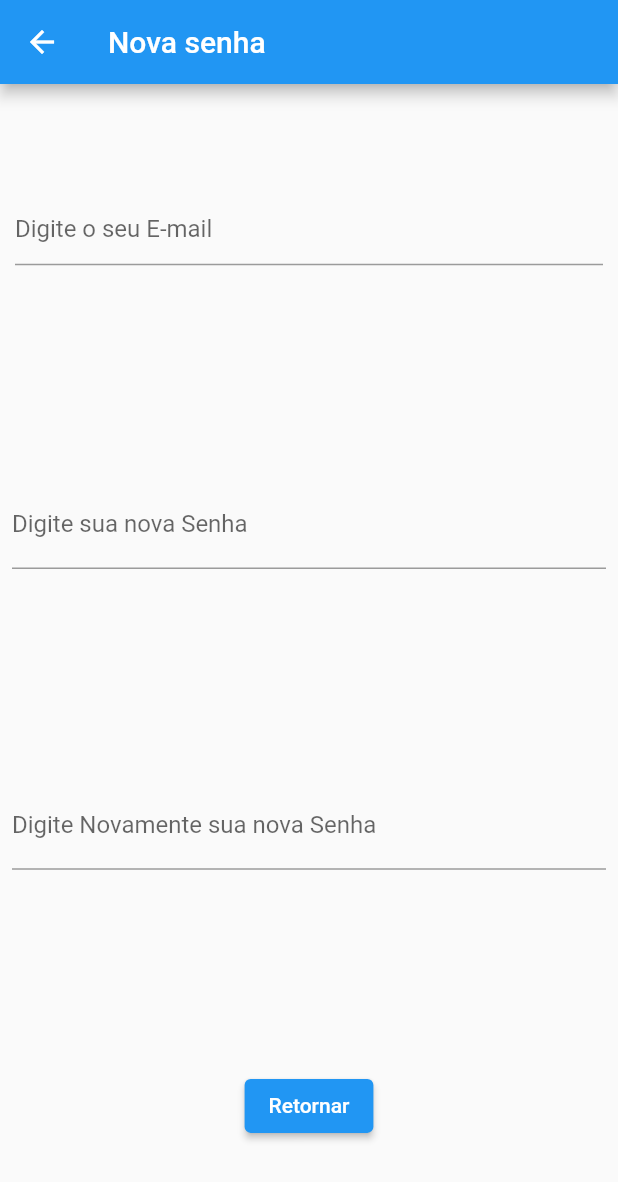
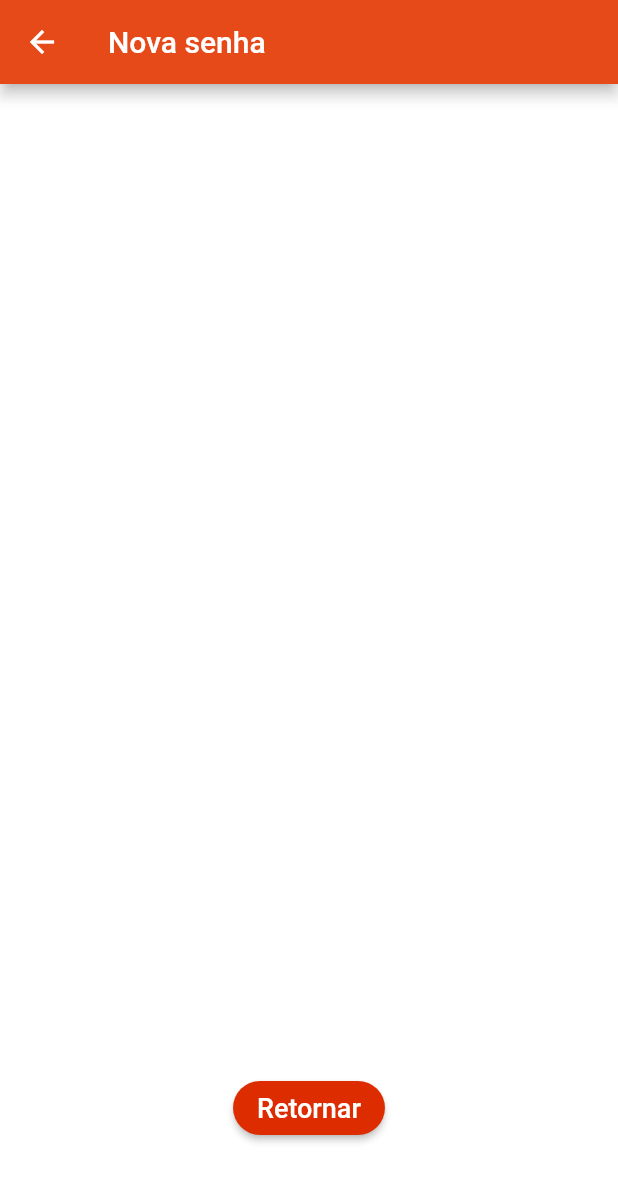
Before and after one commit to Maike2961/aplicativo_em_flutter, a Flutter app: the esquecisenha screen opened by its route, on a phone screen of 412 x 824 dp. Shown: the top 1182 px of the screen. Run offline on Flutter 3.47's test engine with Material 2 defaults, Android fonts, the phone set to English and light mode, and no system bars.

Commit message:
atualização

```diff
--- a/lib/home.dart
+++ b/lib/home.dart
@@ -17,7 +17,7 @@ class CircleApp extends StatelessWidget {
             children: [
               CircleAvatar(
                 radius: 70.0,
-                backgroundImage: AssetImage("https://img.freepik.com/fotos-premium/ilustracao-conceitual-de-tecnologia-de-fundo-futurista-abstrato-de-inteligencia-artificial_860978-426.jpg?w=900"),
+                backgroundColor: Colors.indigo,
               ),
               Text(
                 "Maike Costa Silva",
--- a/lib/senha.dart
+++ b/lib/senha.dart
@@ -32,8 +32,10 @@ class esquecisenha extends StatelessWidget {
     }
 
     return Scaffold(
+      backgroundColor: Colors.white30,
       appBar: AppBar(
         title: Text("Nova senha"),
+        backgroundColor: Colors.deepOrange.shade700,
       ),
       body: SafeArea(
         child: Column(
@@ -41,11 +43,23 @@ class esquecisenha extends StatelessWidget {
           children: [
             Padding(
               padding: const EdgeInsets.all(10.0),
-              child: TextFormField(
+              child: TextField(
                 decoration: InputDecoration(
-                  hintText: "Digite o seu E-mail",
+                  labelText: "Digite seu E-mail",
+                  labelStyle: TextStyle(
+                    color: Colors.white,
+                  ),
+                  focusedBorder: UnderlineInputBorder(
+                    borderSide: BorderSide(
+                      color: Colors.white,
+                    ),
+                  ),
+                  enabledBorder: UnderlineInputBorder(
+                    borderSide: BorderSide(
+                        color: Colors.white
+                    ),
+                  ),
                 ),
-
                 onChanged: (text){
                   email = text;
                 },
@@ -59,6 +73,19 @@ class esquecisenha extends StatelessWidget {
               child: TextField(
                   decoration: InputDecoration(
                     labelText: "Digite sua nova Senha",
+                    labelStyle: TextStyle(
+                      color: Colors.white,
+                    ),
+                    focusedBorder: UnderlineInputBorder(
+                      borderSide: BorderSide(
+                        color: Colors.white,
+                      ),
+                    ),
+                    enabledBorder: UnderlineInputBorder(
+                      borderSide: BorderSide(
+                          color: Colors.white
+                      ),
+                    ),
                   ),
                   obscureText: true,
                   onChanged: (text){
@@ -75,6 +102,19 @@ class esquecisenha extends StatelessWidget {
               child: TextField(
                 decoration: InputDecoration(
                   labelText: "Digite Novamente sua nova Senha",
+                  labelStyle: TextStyle(
+                    color: Colors.white,
+                  ),
+                  focusedBorder: UnderlineInputBorder(
+                    borderSide: BorderSide(
+                      color: Colors.white,
+                    ),
+                  ),
+                  enabledBorder: UnderlineInputBorder(
+                    borderSide: BorderSide(
+                        color: Colors.white
+                    ),
+                  ),
                 ),
                 keyboardType: TextInputType.visiblePassword,
 
@@ -89,7 +129,20 @@ class esquecisenha extends StatelessWidget {
               print(validarEmail());
               print(confere());
             },
-              child: Text("Retornar"),
+                child: const Text(
+                  "Retornar",
+                  style: TextStyle(
+                    fontSize: 18.0,
+                    color: Colors.white,
+                  ),
+                ),
+                style: ButtonStyle(
+                  backgroundColor: MaterialStatePropertyAll(Colors.deepOrangeAccent[700]),
+                  shape: MaterialStateProperty.all<RoundedRectangleBorder>(
+                    RoundedRectangleBorder(borderRadius: BorderRadius.circular(18.0),
+                    ),
+                  ),
+                ),
 
 
 
--- a/pubspec.yaml
+++ b/pubspec.yaml
@@ -35,6 +35,7 @@ dependencies:
   # The following adds the Cupertino Icons font to your application.
   # Use with the CupertinoIcons class for iOS style icons.
   cupertino_icons: ^1.0.2
+  shared_preferences: ^2.1.1
 
 dev_dependencies:
   flutter_test:
```
Also changed, not shown: lib/login_screen.dart (+15 -3 lines), lib/models/user.dart (added, +21 -0 lines), pubspec.lock, 1 other file.
